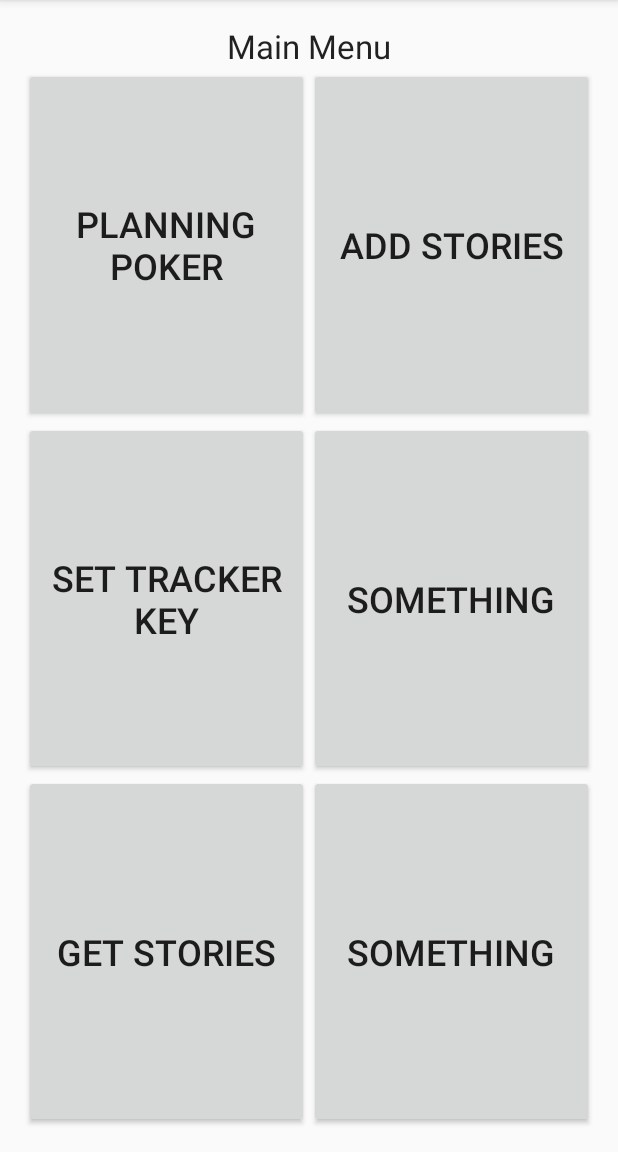
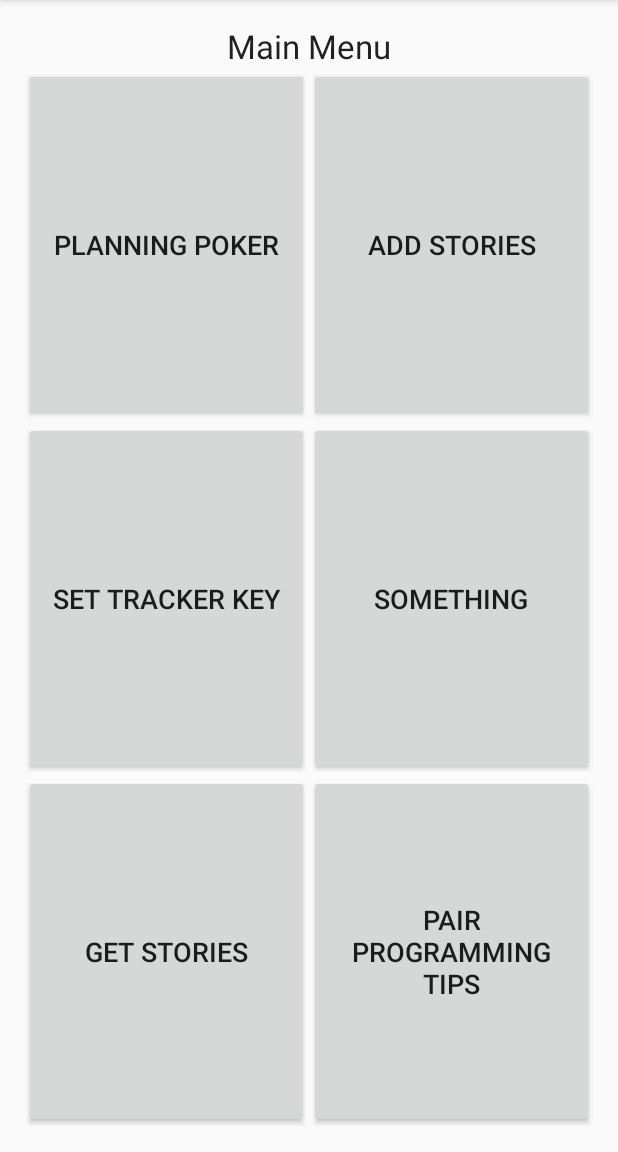
Before and after one commit to sickan90/EDA397-Group-3-2015, an Android app: the screen it shows after launch (MainActivity), on a phone screen of 412 x 824 dp, the part 84-1236 px from its top. Run offline under Robolectric (Android 15) with nearby library versions, the phone set to English and light mode, and no system bars; our stand-ins replace Volley.

Commit message:
Added pair programming tips (without the real tips)

```diff
--- a/app/src/main/AndroidManifest.xml
+++ b/app/src/main/AndroidManifest.xml
@@ -26,6 +26,11 @@
             android:label="@string/title_activity_planning_poker_display"
             android:screenOrientation="portrait">
         </activity>
+        <activity
+            android:name=".PairProgrammingTips"
+            android:label="@string/title_activity_pair_programming_tips"
+            android:screenOrientation="portrait">
+        </activity>
     </application>
 
 </manifest>
--- a/app/src/main/java/com/github/sickan90/eda397ppapp/MainActivity.java
+++ b/app/src/main/java/com/github/sickan90/eda397ppapp/MainActivity.java
@@ -189,8 +189,12 @@ public class MainActivity extends ActionBarActivity {
         RemoteRequester.getInstance().addRequest(jsonObjectRequest);
     }
 
+    public void pairProgramingTipsButton(View view) {
+        Intent intent = new Intent(this, PairProgrammingTips.class);
+        startActivity(intent);
+    }
 
-        @Override
+    @Override
     public boolean onOptionsItemSelected(MenuItem item) {
         // Handle action bar item clicks here. The action bar will
         // automatically handle clicks on the Home/Up button, so long
--- a/app/src/main/res/layout/activity_main.xml
+++ b/app/src/main/res/layout/activity_main.xml
@@ -92,11 +92,12 @@
             <Button
                 android:layout_width="fill_parent"
                 android:layout_height="fill_parent"
-                android:text="something"
-                android:id="@+id/somethingButton5"
+				android:text="@string/title_activity_pair_programming_tips"
+                android:id="@+id/pairProgrammingTipsButton"
                 android:layout_weight="1"
-                android:onClick=""
-                android:textSize="@dimen/activity_main_button_text_size" />
+                android:onClick="pairProgramingTipsButton"
+                android:textSize="@dimen/activity_main_button_text_size"
+                android:nestedScrollingEnabled="false" />
         </LinearLayout>
 
     </LinearLayout>
--- a/app/src/main/res/values/dimens.xml
+++ b/app/src/main/res/values/dimens.xml
@@ -4,7 +4,7 @@
     <dimen name="activity_vertical_margin">16dp</dimen>
 
     <!-- Main Menu Dimension Settings -->
-    <dimen name="activity_main_button_text_size">24sp</dimen>
+    <dimen name="activity_main_button_text_size">18sp</dimen>
 
     <!-- Planning Poker Dimension Settings -->
     <dimen name="activity_planning_poker_button_text_size">96sp</dimen>
--- a/app/src/main/res/values/strings.xml
+++ b/app/src/main/res/values/strings.xml
@@ -29,6 +29,9 @@
     <string name="planning_poker_win_button">Assign Value</string>
     <string name="planning_poker_lose_button">Go Back</string>
 
+    <!-- Pair Programming Tips Strings -->
+    <string name="title_activity_pair_programming_tips">Pair Programming Tips</string>
+
 
 >>>>>>> master
 </resources>
```
Also changed, not shown: app/src/main/java/com/github/sickan90/eda397ppapp/PairProgrammingTips.java (added, +43 -0 lines), app/src/main/res/layout/activity_pair_programming_tips.xml (added, +36 -0 lines), app/src/main/res/menu/menu_pair_programming_tips.xml (added, +7 -0 lines).
